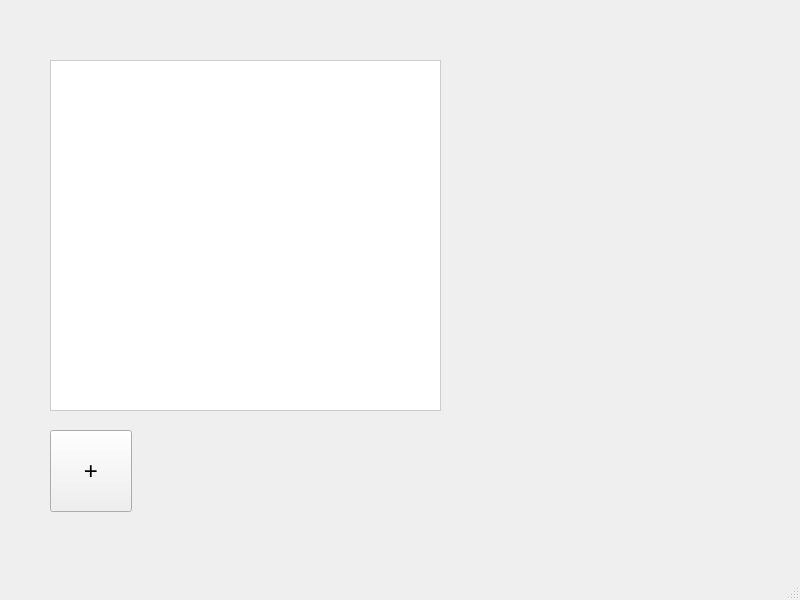
Above: mainwindow.ui from Dylan5242/alarm_clock before the change. Below: the same form after it.
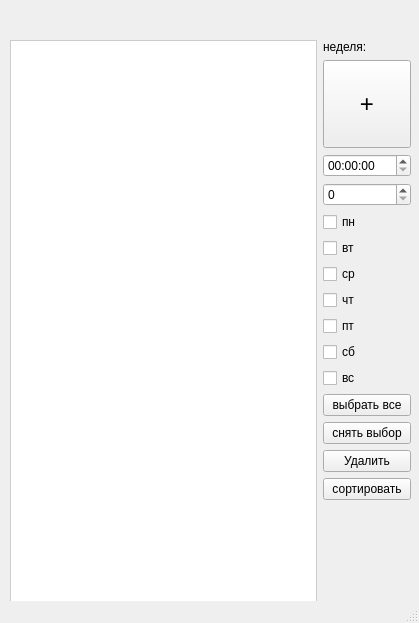
That is the form after the change.

The edit to the form file:
```diff
--- a/mainwindow.ui
+++ b/mainwindow.ui
@@ -6,52 +6,165 @@
    <rect>
     <x>0</x>
     <y>0</y>
-    <width>800</width>
-    <height>600</height>
+    <width>419</width>
+    <height>623</height>
    </rect>
   </property>
   <property name="windowTitle">
    <string>Alarm List</string>
   </property>
+  <property name="autoFillBackground">
+   <bool>false</bool>
+  </property>
+  <property name="styleSheet">
+   <string notr="true">backgound: white;</string>
+  </property>
   <widget class="QWidget" name="centralwidget">
-   <widget class="QListWidget" name="listWidget">
+   <widget class="QWidget" name="layoutWidget">
     <property name="geometry">
      <rect>
-      <x>50</x>
-      <y>60</y>
-      <width>391</width>
-      <height>351</height>
+      <x>10</x>
+      <y>40</y>
+      <width>401</width>
+      <height>585</height>
      </rect>
     </property>
-    <property name="styleSheet">
-     <string notr="true">
+    <layout class="QHBoxLayout" name="horizontalLayout_2">
+     <item>
+      <widget class="QListWidget" name="listWidget">
+       <property name="styleSheet">
+        <string notr="true">
             QListWidget {
               background: white;
               border: 1px solid #ccc;
               font-size: 16px;
             }
           </string>
-    </property>
-   </widget>
-   <widget class="QPushButton" name="pushButton_plus">
-    <property name="geometry">
-     <rect>
-      <x>50</x>
-      <y>430</y>
-      <width>82</width>
-      <height>82</height>
-     </rect>
-    </property>
-    <property name="styleSheet">
-     <string notr="true">
+       </property>
+      </widget>
+     </item>
+     <item>
+      <layout class="QVBoxLayout" name="verticalLayout_2">
+       <item>
+        <widget class="QLabel" name="label_week_now">
+         <property name="text">
+          <string>неделя:</string>
+         </property>
+        </widget>
+       </item>
+       <item>
+        <widget class="QPushButton" name="pushButton_plus">
+         <property name="styleSheet">
+          <string notr="true">
             font-size: 24px;
             min-width: 80px;
             min-height: 80px;
           </string>
-    </property>
-    <property name="text">
-     <string>+</string>
-    </property>
+         </property>
+         <property name="text">
+          <string>+</string>
+         </property>
+        </widget>
+       </item>
+       <item>
+        <widget class="QTimeEdit" name="timeEdit"/>
+       </item>
+       <item>
+        <widget class="QSpinBox" name="spinBox_number_week"/>
+       </item>
+       <item>
+        <widget class="QCheckBox" name="checkBox_monday">
+         <property name="text">
+          <string>пн</string>
+         </property>
+        </widget>
+       </item>
+       <item>
+        <widget class="QCheckBox" name="checkBox_thuesday">
+         <property name="text">
+          <string>вт</string>
+         </property>
+        </widget>
+       </item>
+       <item>
+        <widget class="QCheckBox" name="checkBox_wednesday">
+         <property name="text">
+          <string>ср</string>
+         </property>
+        </widget>
+       </item>
+       <item>
+        <widget class="QCheckBox" name="checkBox_thursday">
+         <property name="text">
+          <string>чт</string>
+         </property>
+        </widget>
+       </item>
+       <item>
+        <widget class="QCheckBox" name="checkBox_friday">
+         <property name="text">
+          <string>пт</string>
+         </property>
+        </widget>
+       </item>
+       <item>
+        <widget class="QCheckBox" name="checkBox_saturday">
+         <property name="text">
+          <string>сб</string>
+         </property>
+        </widget>
+       </item>
+       <item>
+        <widget class="QCheckBox" name="checkBox_sunday">
+         <property name="text">
+          <string>вс</string>
+         </property>
+        </widget>
+       </item>
+       <item>
+        <widget class="QPushButton" name="pushButton_select_all">
+         <property name="text">
+          <string>выбрать все</string>
+         </property>
+        </widget>
+       </item>
+       <item>
+        <widget class="QPushButton" name="pushButton_remove_all">
+         <property name="text">
+          <string>снять выбор</string>
+         </property>
+        </widget>
+       </item>
+       <item>
+        <widget class="QPushButton" name="pushButton_delete">
+         <property name="text">
+          <string>Удалить</string>
+         </property>
+        </widget>
+       </item>
+       <item>
+        <widget class="QPushButton" name="pushButton_sort_list_elements">
+         <property name="text">
+          <string>сортировать</string>
+         </property>
+        </widget>
+       </item>
+       <item>
+        <spacer name="verticalSpacer">
+         <property name="orientation">
+          <enum>Qt::Orientation::Vertical</enum>
+         </property>
+         <property name="sizeHint" stdset="0">
+          <size>
+           <width>20</width>
+           <height>40</height>
+          </size>
+         </property>
+        </spacer>
+       </item>
+      </layout>
+     </item>
+    </layout>
    </widget>
   </widget>
   <widget class="QMenuBar" name="menubar">
```
Left out of the diff: 2 changed lines with no effect on the pictures.
